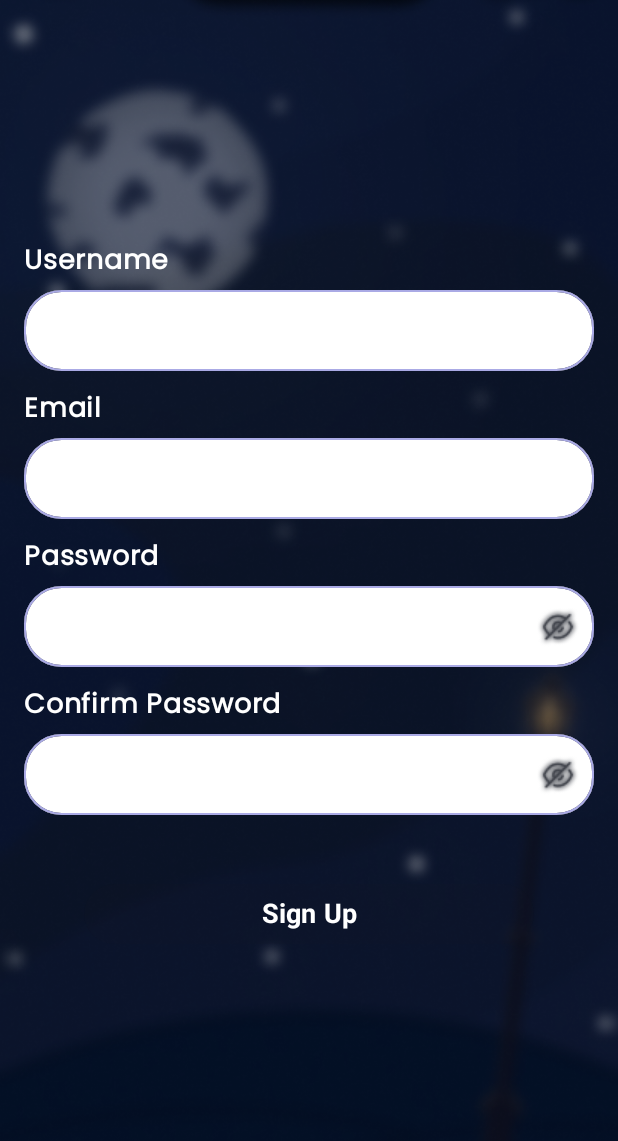
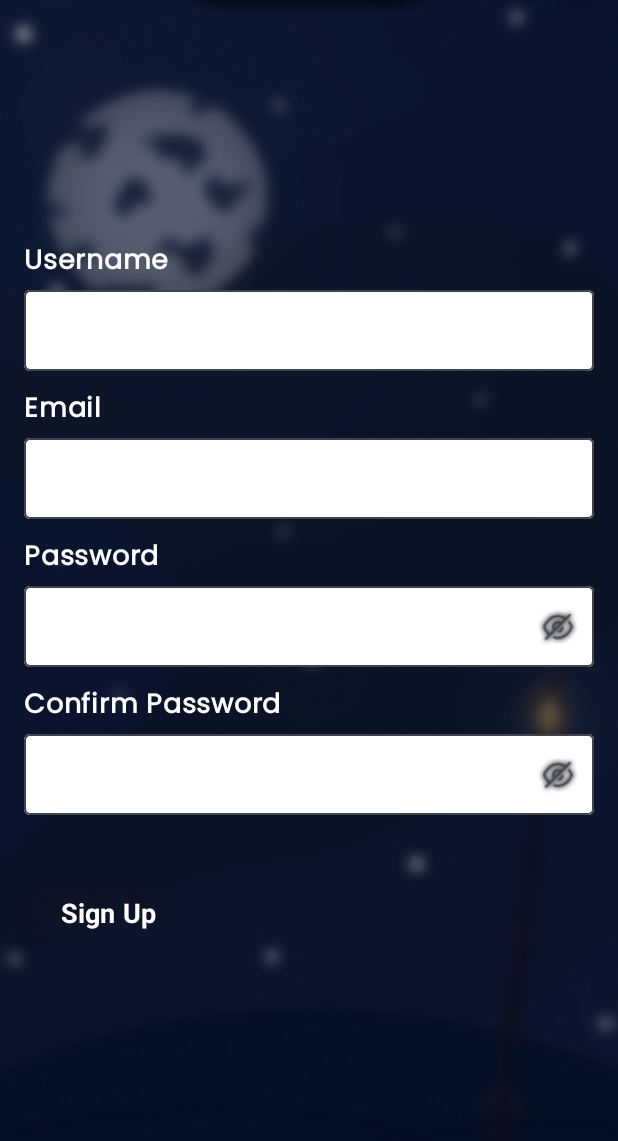
Before and after one commit to davetanjung/INSOMEASE, an Android app built with Jetpack Compose: the SignUpScreen screen opened through its navigation route, on a phone screen of 412 x 824 dp. Shown: the top 1141 px of the screen. Run offline under Robolectric (Android 15) with nearby library versions, the phone set to English and light mode, and no system bars.

Commit message:
Revert "fix register view"
This reverts commit 453dac5970d303cc3ac680c80b7e37419f84b9b2.

```diff
--- a/app/src/main/java/com/example/insomease/view/authentication/RegisterScreenView.kt
+++ b/app/src/main/java/com/example/insomease/view/authentication/RegisterScreenView.kt
@@ -1,7 +1,6 @@
 package com.example.insomease.view.authentication
 
 import androidx.compose.foundation.Image
-import androidx.compose.foundation.border
 import androidx.compose.foundation.layout.Arrangement
 import androidx.compose.foundation.layout.Box
 import androidx.compose.foundation.layout.Column
@@ -9,7 +8,6 @@ import androidx.compose.foundation.layout.fillMaxSize
 import androidx.compose.foundation.layout.fillMaxWidth
 import androidx.compose.foundation.layout.height
 import androidx.compose.foundation.layout.padding
-import androidx.compose.foundation.shape.RoundedCornerShape
 import androidx.compose.foundation.text.KeyboardOptions
 import androidx.compose.material3.Button
 import androidx.compose.material3.ButtonDefaults
@@ -86,17 +84,11 @@ fun RegisterScreenView(
                 modifier = Modifier
                     .padding(top = 8.dp, bottom = 12.dp)
                     .fillMaxWidth()
-                    .height(54.dp)
-                    .border(
-                        width = 1.dp,
-                        color = Color(0xFFAAAAE5),
-                        shape = RoundedCornerShape(25.dp)
-                    ),
+                    .height(54.dp),
                 colors = TextFieldDefaults.colors(
                     unfocusedContainerColor = Color.White,
-                    focusedContainerColor = Color.White
-                ),
-                shape = RoundedCornerShape(25.dp),
+                    focusedContainerColor = Color.White,
+                )
             )
 
             Text(
@@ -115,17 +107,11 @@ fun RegisterScreenView(
                 modifier = Modifier
                     .padding(top = 8.dp, bottom = 12.dp)
                     .fillMaxWidth()
-                    .height(54.dp)
-                    .border(
-                        width = 1.dp,
-                        color = Color(0xFFAAAAE5),
-                        shape = RoundedCornerShape(25.dp)
-                    ),
+                    .height(54.dp),
                 colors = TextFieldDefaults.colors(
                     unfocusedContainerColor = Color.White,
-                    focusedContainerColor = Color.White
-                ),
-                shape = RoundedCornerShape(25.dp),
+                    focusedContainerColor = Color.White,
+                )
             )
 
             Text(
@@ -161,17 +147,11 @@ fun RegisterScreenView(
                 modifier = Modifier
                     .padding(top = 8.dp, bottom = 12.dp)
                     .fillMaxWidth()
-                    .height(54.dp)
-                    .border(
-                        width = 1.dp,
-                        color = Color(0xFFAAAAE5),
-                        shape = RoundedCornerShape(25.dp)
-                    ),
+                    .height(54.dp),
                 colors = TextFieldDefaults.colors(
                     unfocusedContainerColor = Color.White,
-                    focusedContainerColor = Color.White
-                ),
-                shape = RoundedCornerShape(25.dp),
+                    focusedContainerColor = Color.White,
+                )
             )
 
             Text(
@@ -207,17 +187,11 @@ fun RegisterScreenView(
                 modifier = Modifier
                     .padding(top = 8.dp, bottom = 12.dp)
                     .fillMaxWidth()
-                    .height(54.dp)
-                    .border(
-                        width = 1.dp,
-                        color = Color(0xFFAAAAE5),
-                        shape = RoundedCornerShape(25.dp)
-                    ),
+                    .height(54.dp),
                 colors = TextFieldDefaults.colors(
                     unfocusedContainerColor = Color.White,
-                    focusedContainerColor = Color.White
-                ),
-                shape = RoundedCornerShape(25.dp),
+                    focusedContainerColor = Color.White,
+                )
             )
 
             Button(
@@ -234,14 +208,13 @@ fun RegisterScreenView(
                 enabled = authenticationViewModel.isButtonEnabled,
                 colors = ButtonDefaults.buttonColors(containerColor = Color(0xFF514388)),
                 modifier = Modifier
-                    .padding(vertical = 30.dp, horizontal = 40.dp)
+                    .padding(vertical = 30.dp)
             ) {
                 Text(
                     text = "Sign Up",
                     color = Color.White,
                     fontSize = 18.sp,
                     fontWeight = FontWeight.Bold,
-                    modifier = Modifier.fillMaxWidth(),
                     textAlign = TextAlign.Center
                 )
             }
```
